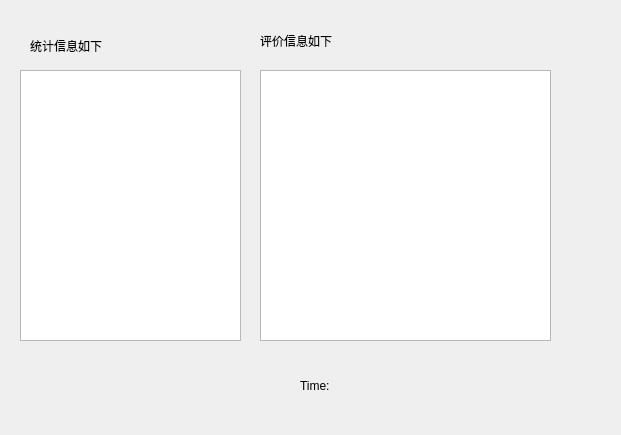
This is manager/dialog.ui in upcMvc/bank-queue-system as Qt 5 draws it before an edit. The edited form follows.
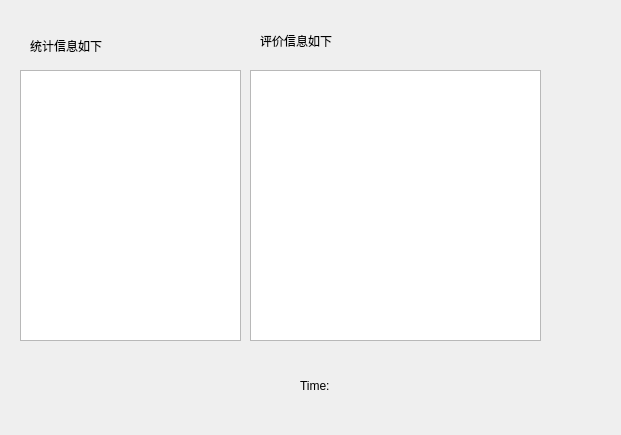
This is the edited form.

Commit message: 经理端加窗口名称

Patch:
```diff
--- a/manager/dialog.ui
+++ b/manager/dialog.ui
@@ -59,7 +59,7 @@
   <widget class="QTextEdit" name="textEdit_2">
    <property name="geometry">
     <rect>
-     <x>260</x>
+     <x>250</x>
      <y>70</y>
      <width>291</width>
      <height>271</height>
```
The commit also changes 4 other files.
